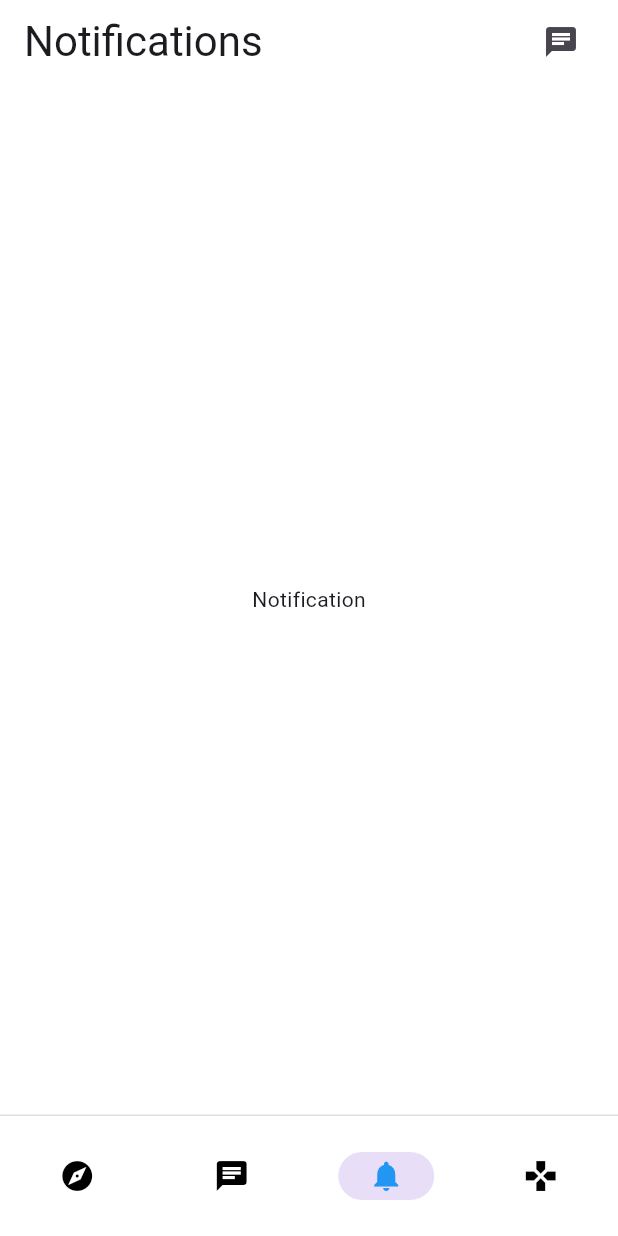
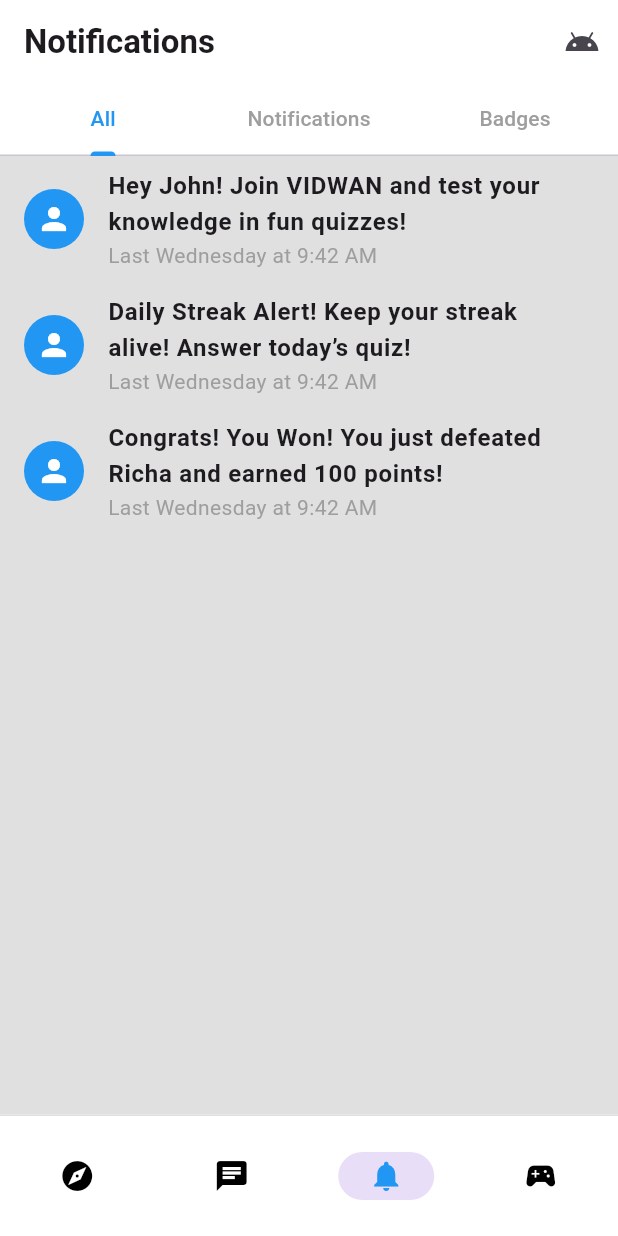
Before and after one commit to rsaifshaik/perplexity_app, a Flutter app: the screen it shows after launch, item 3 of the bottom bar chosen, on a phone screen of 412 x 824 dp. Run offline on Flutter 3.47's test engine with Material 3 defaults, Android fonts, the phone set to English and light mode, and no system bars.

Commit message:
notifications

```diff
--- a/lib/Screens/BottomNavScreen/BottomNavScreen.dart
+++ b/lib/Screens/BottomNavScreen/BottomNavScreen.dart
@@ -18,7 +18,7 @@ class _BottomNavScreenState extends State<BottomNavScreen> {
     DiscoverScreen(),
     ChatspaceScreen(),
     NotificationScreen(),
-    VidvanApp(),
+    Vidvan_app(),
   ];
 
   @override
@@ -58,7 +58,7 @@ class _BottomNavScreenState extends State<BottomNavScreen> {
                           color: _selectedIndex == 2 ? Colors.blue : Colors.black),
                       label: 'History'),
                   NavigationDestination(
-                      icon: Icon(Icons.games,
+                      icon: Icon(Icons.sports_esports,
                           color: _selectedIndex == 3 ? Colors.blue : Colors.black),
                       label: 'Profile'),
                 ],
--- a/lib/Screens/Notification_Screen/notification_screen.dart
+++ b/lib/Screens/Notification_Screen/notification_screen.dart
@@ -1,29 +1,96 @@
 import 'package:flutter/material.dart';
 
+void main() {
+  runApp(MyApp());
+}
+
+class MyApp extends StatelessWidget {
+  @override
+  Widget build(BuildContext context) {
+    return MaterialApp(
+      debugShowCheckedModeBanner: false,
+      home: NotificationScreen(),
+    );
+  }
+}
+
 class NotificationScreen extends StatefulWidget {
-  const NotificationScreen({super.key});
+  @override
+  _NotificationScreenState createState() => _NotificationScreenState();
+}
+
+class _NotificationScreenState extends State<NotificationScreen> with SingleTickerProviderStateMixin {
+  late TabController _tabController;
 
   @override
-  State<NotificationScreen> createState() => _NotificationScreenState();
-}
+  void initState() {
+    super.initState();
+    _tabController = TabController(length: 3, vsync: this);
+  }
 
-class _NotificationScreenState extends State<NotificationScreen> {
   @override
   Widget build(BuildContext context) {
     return Scaffold(
+      backgroundColor: Colors.grey[300],
       appBar: AppBar(
-        title: Text("Notifications",style: TextStyle(fontSize: 28),),
+        title: Text("Notifications", style: TextStyle(fontWeight: FontWeight.bold)),
+        bottom: TabBar(
+          controller: _tabController,
+          indicatorColor: Colors.blue,
+          labelColor: Colors.blue,
+          unselectedLabelColor: Colors.grey,
+          tabs: [
+            Tab(text: "All"),
+            Tab(text: "Notifications"),
+            Tab(text: "Badges"),
+          ],
+        ),
         actions: [
-          Padding(
-            padding: const EdgeInsets.only(right: 14),
-            child: IconButton(onPressed: () {},
-                icon: Icon(Icons.chat)),
-          ),
+          IconButton(onPressed: () {}, icon: Icon(Icons.android))
         ],
       ),
-      body: Center(
-        child: Text("Notification"),
+      body: TabBarView(
+        controller: _tabController,
+        children: [
+          NotificationList(),
+          Center(child: Text("No Invitations", style: TextStyle(fontSize: 16, color: Colors.grey))),
+          NotificationList(),
+        ],
       ),
     );
   }
 }
+
+class NotificationList extends StatelessWidget {
+  final List<Map<String, String>> notifications = [
+    {
+      "title": "Hey John! Join VIDWAN and test your knowledge in fun quizzes!",
+      "time": "Last Wednesday at 9:42 AM"
+    },
+    {
+      "title": "Daily Streak Alert! Keep your streak alive! Answer today’s quiz!",
+      "time": "Last Wednesday at 9:42 AM"
+    },
+    {
+      "title": "Congrats! You Won! You just defeated Richa and earned 100 points!",
+      "time": "Last Wednesday at 9:42 AM"
+    },
+  ];
+
+  @override
+  Widget build(BuildContext context) {
+    return ListView.builder(
+      itemCount: notifications.length,
+      itemBuilder: (context, index) {
+        return ListTile(
+          leading: CircleAvatar(
+            backgroundColor: Colors.blue,
+            child: Icon(Icons.person, color: Colors.white),
+          ),
+          title: Text(notifications[index]["title"]!, style: TextStyle(fontWeight: FontWeight.bold)),
+          subtitle: Text(notifications[index]["time"]!, style: TextStyle(color: Colors.grey)),
+        );
+      },
+    );
+  }
+}
--- a/lib/Screens/Vidvan_app/vidvan_app.dart
+++ /dev/null
@@ -1,19 +0,0 @@
-import 'package:flutter/material.dart';
-
-class VidvanApp extends StatefulWidget {
-  const VidvanApp({super.key});
-
-  @override
-  State<VidvanApp> createState() => _VidvanAppState();
-}
-
-class _VidvanAppState extends State<VidvanApp> {
-  @override
-  Widget build(BuildContext context) {
-    return Scaffold(
-      body: Center(
-        child: Text("Vidvan"),
-      ),
-    );
-  }
-}
```
